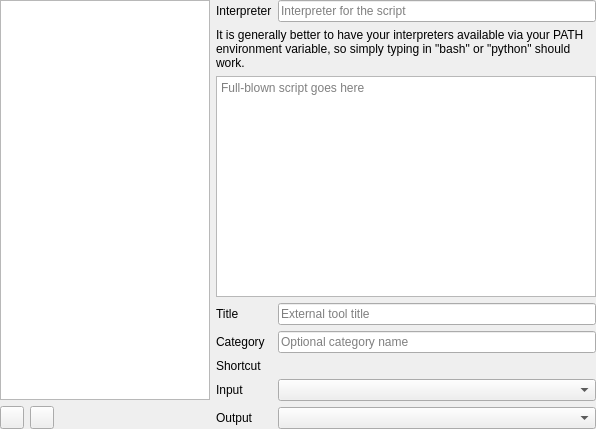
Old version of the form src/gui/settings/settingsexternaltools.ui in the repository martinrotter/textosaurus.
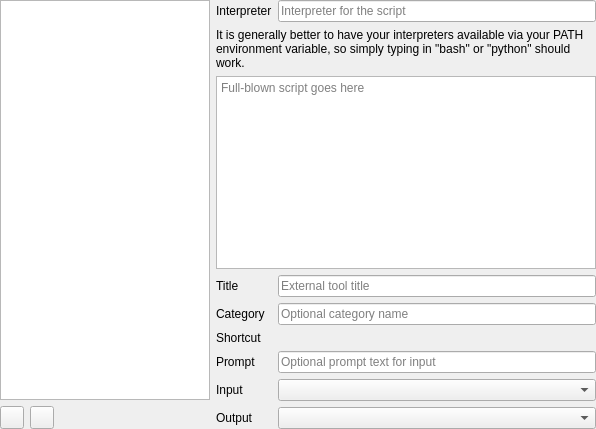
New version of the form. Custom widgets are drawn as their Qt base class.

Commit message: Finalize ask for input feature.

```diff
--- a/src/gui/settings/settingsexternaltools.ui
+++ b/src/gui/settings/settingsexternaltools.ui
@@ -141,7 +141,7 @@
       <item row="5" column="1">
        <widget class="ShortcutCatcher" name="m_shortcut" native="true"/>
       </item>
-      <item row="6" column="0">
+      <item row="7" column="0">
        <widget class="QLabel" name="m_lblInput">
         <property name="text">
          <string>Input</string>
@@ -151,10 +151,10 @@
         </property>
        </widget>
       </item>
-      <item row="6" column="1">
+      <item row="7" column="1">
        <widget class="QComboBox" name="m_cmbInput"/>
       </item>
-      <item row="7" column="0">
+      <item row="8" column="0">
        <widget class="QLabel" name="m_lblOutput">
         <property name="text">
          <string>Output</string>
@@ -164,7 +164,7 @@
         </property>
        </widget>
       </item>
-      <item row="7" column="1">
+      <item row="8" column="1">
        <widget class="QComboBox" name="m_cmbOutput"/>
       </item>
       <item row="0" column="0">
@@ -197,6 +197,23 @@
         </property>
        </widget>
       </item>
+      <item row="6" column="1">
+       <widget class="QLineEdit" name="m_txtPrompt">
+        <property name="placeholderText">
+         <string>Optional prompt text for input</string>
+        </property>
+       </widget>
+      </item>
+      <item row="6" column="0">
+       <widget class="QLabel" name="m_lblShortcut_2">
+        <property name="text">
+         <string>Prompt</string>
+        </property>
+        <property name="buddy">
+         <cstring>m_txtPrompt</cstring>
+        </property>
+       </widget>
+      </item>
      </layout>
     </widget>
    </item>
```
Left out of the diff: 1 changed line with no effect on the pictures. The commit also changes 4 other files.
